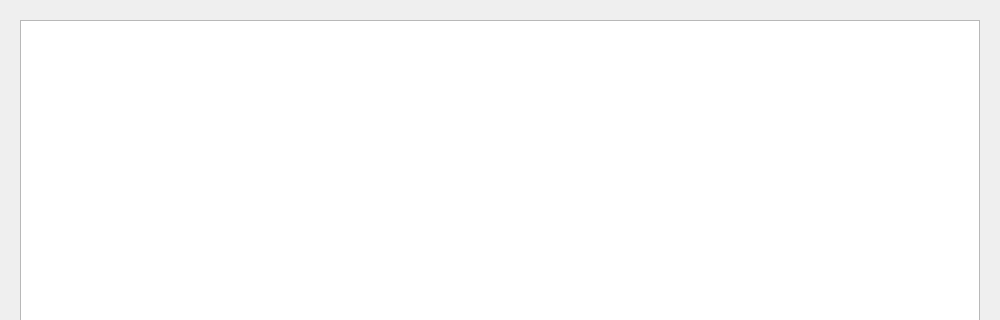
Above: src/ui/AP2DataPlot2D.ui from ArduPilot/apm_planner before the change; both pictures show x 0 to 1000 and y 0 to 320 of the 1000 by 589 pixel window. Below: the same form after it.
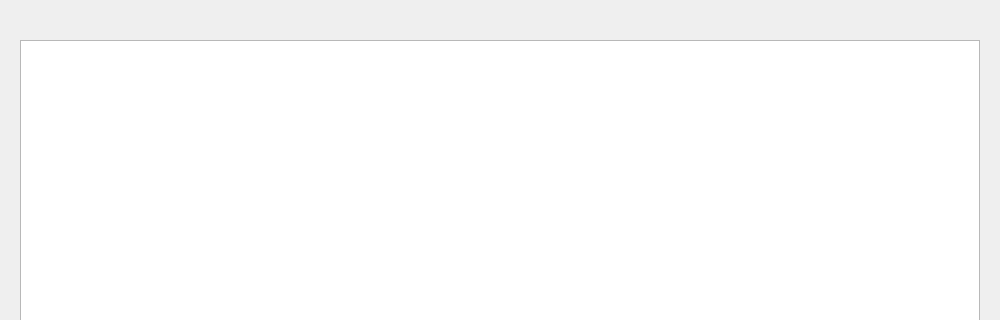
That is the form after the change.

Commit message: Changes for display of "live" vs "log" label on AP2DataPlot, as well as some bugfixes to prevent crashes when switching between log and live plot viewing

Patch:
```diff
--- a/src/ui/AP2DataPlot2D.ui
+++ b/src/ui/AP2DataPlot2D.ui
@@ -23,6 +23,13 @@
          <item>
           <widget class="QWidget" name="widget" native="true">
            <layout class="QVBoxLayout" name="verticalLayout_3">
+            <item>
+             <widget class="QLabel" name="logTypeLabel">
+              <property name="text">
+               <string/>
+              </property>
+             </widget>
+            </item>
             <item>
              <layout class="QHBoxLayout" name="horizontalLayout_3"/>
             </item>
```
The commit also changes 3 other files.
